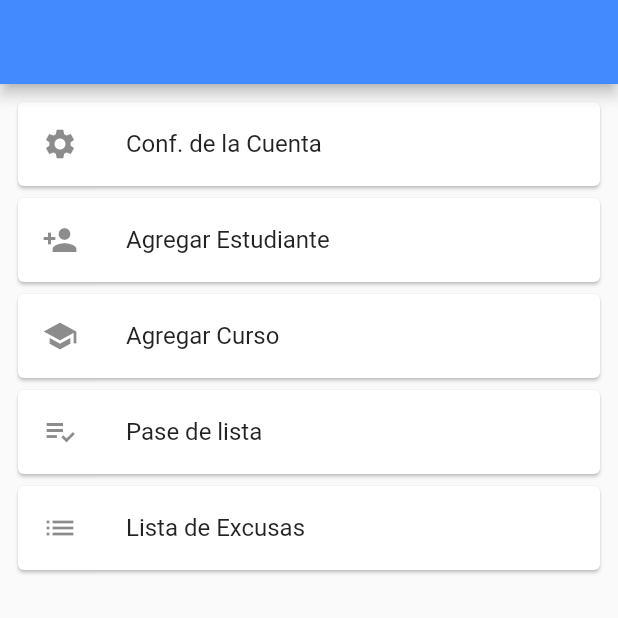
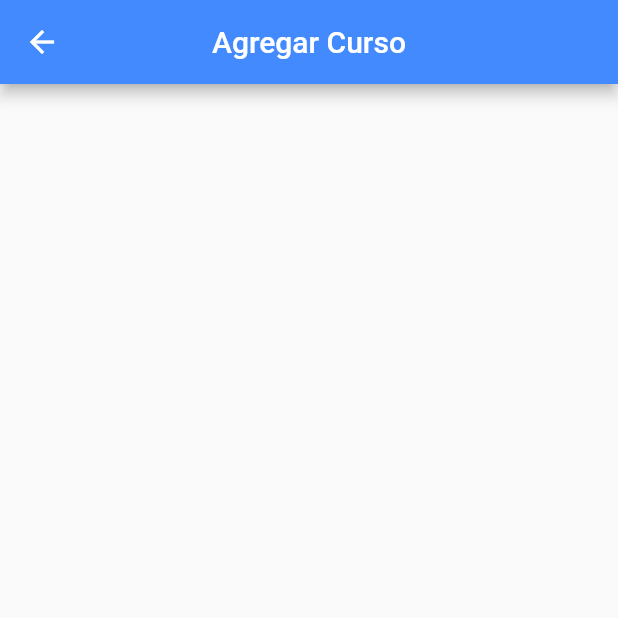
Before and after one commit to christopherpaulino/EsKool, a Flutter app: the screen it shows after launch, after a tap on "Agregar Curso", on a phone screen of 412 x 824 dp, the top half of it. Run offline on Flutter 3.47's test engine with Material 2 defaults, Android fonts, the phone set to English and light mode, and no system bars.

Commit message:
Lista de opciones de ntro del boton Administrar

```diff
--- a/lib/Pages/admin_Page.dart
+++ b/lib/Pages/admin_Page.dart
@@ -1,4 +1,6 @@
 import 'package:flutter/material.dart';
+import 'create_Course.dart';
+
 
 class adminPage extends StatefulWidget {
   @override
@@ -11,6 +13,8 @@ class _adminPageState extends State<adminPage> {
     return Container(
       child: Scaffold(
         appBar: AppBar(
+          centerTitle: true,
+          title: Text('Administrar'),
           backgroundColor: Colors.blueAccent,
         ),
         body: ListView(
@@ -37,7 +41,9 @@ class _adminPageState extends State<adminPage> {
               child: ListTile(
                 leading: Icon(Icons.school),
                 title: Text('Agregar Curso'),
-                onTap: (){},
+                onTap: (){
+                  Navigator.push(context, MaterialPageRoute(builder: (context) => createCourse()));
+                },
               ),
             ),
 
--- /dev/null
+++ b/lib/Pages/create_Course.dart
@@ -0,0 +1,22 @@
+import 'package:flutter/material.dart';
+
+class createCourse extends StatefulWidget {
+  @override
+  _createCourseState createState() => _createCourseState();
+}
+
+class _createCourseState extends State<createCourse> {
+  @override
+  Widget build(BuildContext context) {
+    return Container(
+      child: Scaffold(
+        appBar: AppBar(
+          backgroundColor: Colors.blueAccent,
+          centerTitle: true,
+          title: Text('Agregar Curso'),
+
+        ),
+      ),
+    );
+  }
+}
```
